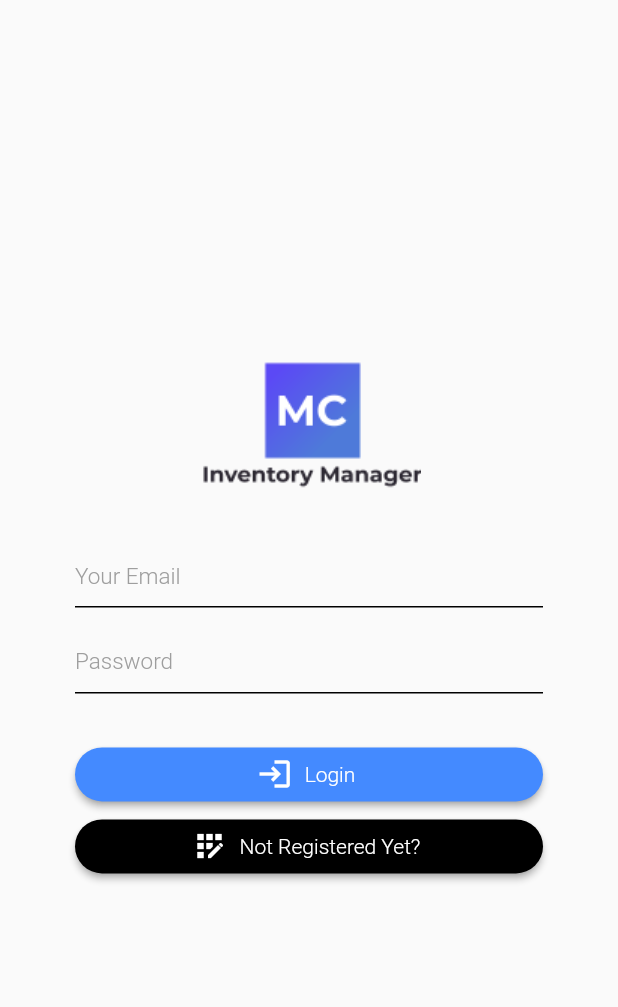
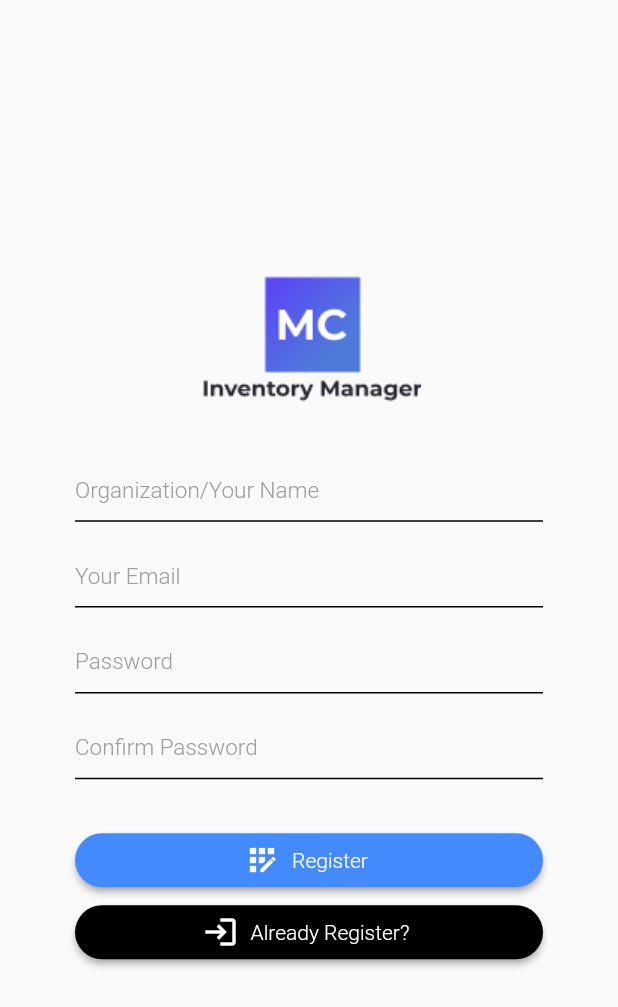
Before and after one commit to FS-Dev-Haus/mcmobapp, a Flutter app: the screen it shows after launch, after a tap on "Not Registered Yet?", on a phone screen of 412 x 824 dp. Shown: the top 1007 px of the screen. Run offline on Flutter 3.47's test engine with Material 2 defaults, Android fonts, the phone set to English and light mode, and no system bars; our stand-ins replace device_info, shared_preferences.

Commit message:
Design Register Page

```diff
--- a/lib/main.dart
+++ b/lib/main.dart
@@ -1,5 +1,5 @@
 import 'package:flutter/material.dart';
-import 'package:mcmobapp/pages/login.dart';
+import 'package:mcmobapp/pages/auth/login.dart';
 
 void main() {
   runApp(MyApp());
--- a/lib/pages/login.dart
+++ b/lib/pages/auth/login.dart
@@ -1,4 +1,5 @@
 import 'package:flutter/material.dart';
+import 'package:mcmobapp/pages/auth/register.dart';
 
 class LoginForm extends StatefulWidget {
   const LoginForm({ Key? key }) : super(key: key);
@@ -11,8 +12,14 @@ class _LoginFormState extends State<LoginForm> {
   final TextEditingController emailController = TextEditingController();
   final TextEditingController passwordController = TextEditingController();
 
-  submitLogin() {
+  void submitLogin() {
 
+  }
+
+  toRegister() {
+    Navigator.push(context, MaterialPageRoute(builder: (context) {
+      return RegisterForm();
+    }));
   }
 
   @override
@@ -105,7 +112,7 @@ class _LoginFormState extends State<LoginForm> {
             child: ConstrainedBox(
               constraints: BoxConstraints.tightFor(width: 500),
               child: ElevatedButton.icon(
-                onPressed: (){},
+                onPressed: toRegister,
                 label: Text('Not Registered Yet?'),
                 icon: Icon(Icons.app_registration),
                 style: ElevatedButton.styleFrom(
--- /dev/null
+++ b/lib/pages/auth/register.dart
@@ -0,0 +1,191 @@
+import 'package:flutter/material.dart';
+
+class RegisterForm extends StatefulWidget {
+  const RegisterForm({ Key? key }) : super(key: key);
+
+  @override
+  _RegisterFormState createState() => _RegisterFormState();
+}
+
+class _RegisterFormState extends State<RegisterForm> {
+  final TextEditingController nameController = TextEditingController();
+  final TextEditingController emailController = TextEditingController();
+  final TextEditingController passwordController = TextEditingController();
+
+  void submitRegister() {
+
+  }
+
+  void toLogin() {
+    Navigator.pop(context);
+  }
+
+  @override
+  Widget build(BuildContext context) {
+    return Scaffold(
+      body: Center(
+        child: SingleChildScrollView(
+          child: Column(
+            mainAxisSize: MainAxisSize.max,
+            mainAxisAlignment: MainAxisAlignment.center,
+            crossAxisAlignment: CrossAxisAlignment.center,
+            children: [
+              Container(
+                margin: EdgeInsets.only(left: 50, right: 50, bottom: 20),
+                child: Image.asset('assets/img/MClogo.png'),
+              ),
+              Container(
+                margin: EdgeInsets.only(left: 50, right: 50),
+                child: TextField(
+                  controller: nameController,
+                  textAlign: TextAlign.center,
+                  cursorHeight: 25,
+                  cursorColor: Colors.black,
+                  style: TextStyle(
+                    fontSize: 15,
+                    fontWeight: FontWeight.w300,
+                  ),
+                  decoration: InputDecoration(
+                    alignLabelWithHint: true,
+                    labelStyle: TextStyle(
+                      color: Colors.grey
+                    ),
+                    labelText: "Organization/Your Name",
+                    enabledBorder: UnderlineInputBorder(
+                      borderSide: BorderSide(color: Colors.black)
+                    ),
+                    focusedBorder: UnderlineInputBorder(
+                      borderSide: BorderSide(color: Colors.black)
+                    ),
+                  ),
+                ),
+              ),
+              Container(
+                margin: EdgeInsets.only(left: 50, right: 50),
+                child: TextField(
+                  controller: emailController,
+                  textAlign: TextAlign.center,
+                  cursorHeight: 25,
+                  cursorColor: Colors.black,
+                  style: TextStyle(
+                    fontSize: 15,
+                    fontWeight: FontWeight.w300,
+                  ),
+                  decoration: InputDecoration(
+                    alignLabelWithHint: true,
+                    labelStyle: TextStyle(
+                      color: Colors.grey
+                    ),
+                    labelText: "Your Email",
+                    enabledBorder: UnderlineInputBorder(
+                      borderSide: BorderSide(color: Colors.black)
+                    ),
+                    focusedBorder: UnderlineInputBorder(
+                      borderSide: BorderSide(color: Colors.black)
+                    ),
+                  ),
+                ),
+              ),
+              Container(
+                margin: EdgeInsets.only(left: 50, right: 50),
+                child: TextField(
+                  controller: passwordController,
+                  obscureText: true,
+                  textAlign: TextAlign.center,
+                  cursorHeight: 25,
+                  cursorColor: Colors.black,
+                  style: TextStyle(
+                    fontSize: 15,
+                    fontWeight: FontWeight.w300,
+                  ),
+                  decoration: InputDecoration(
+                    alignLabelWithHint: true,
+                    labelStyle: TextStyle(
+                      color: Colors.grey,
+                    ),
+                    labelText: "Password",
+                    enabledBorder: UnderlineInputBorder(
+                      borderSide: BorderSide(color: Colors.black)
+                    ),
+                    focusedBorder: UnderlineInputBorder(
+                      borderSide: BorderSide(color: Colors.black)
+                    ),
+                  ),
+                ),
+              ),
+              Container(
+                margin: EdgeInsets.only(left: 50, right: 50),
+                child: TextField(
+                  controller: passwordController,
+                  obscureText: true,
+                  textAlign: TextAlign.center,
+                  cursorHeight: 25,
+                  cursorColor: Colors.black,
+                  style: TextStyle(
+                    fontSize: 15,
+                    fontWeight: FontWeight.w300,
+                  ),
+                  decoration: InputDecoration(
+                    alignLabelWithHint: true,
+                    labelStyle: TextStyle(
+                      color: Colors.grey,
+                    ),
+                    labelText: "Confirm Password",
+                    enabledBorder: UnderlineInputBorder(
+                      borderSide: BorderSide(color: Colors.black)
+                    ),
+                    focusedBorder: UnderlineInputBorder(
+                      borderSide: BorderSide(color: Colors.black)
+                    ),
+                  ),
+                ),
+              ),
+              Container(
+                margin: EdgeInsets.only(left: 50, right: 50, top: 30),
+                child: ConstrainedBox(
+                  constraints: BoxConstraints.tightFor(width: 500),
+                  child: ElevatedButton.icon(
+                    onPressed: submitRegister,
+                    label: Text('Register'),
+                    icon: Icon(Icons.app_registration),
+                    style: ElevatedButton.styleFrom(
+                      primary: Colors.blueAccent,
+                      shadowColor: Colors.grey,
+                      shape: new RoundedRectangleBorder(
+                        borderRadius: BorderRadius.circular(20)
+                      ),
+                      textStyle: TextStyle(
+                        fontWeight: FontWeight.w300
+                      ),
+                    ),
+                  ),
+                )
+              ),
+              Container(
+                margin: EdgeInsets.only(left: 50, right: 50),
+                child: ConstrainedBox(
+                  constraints: BoxConstraints.tightFor(width: 500),
+                  child: ElevatedButton.icon(
+                    onPressed: toLogin,
+                    label: Text('Already Register?'),
+                    icon: Icon(Icons.login),
+                    style: ElevatedButton.styleFrom(
+                      primary: Colors.black,
+                      shadowColor: Colors.grey,
+                      shape: new RoundedRectangleBorder(
+                        borderRadius: BorderRadius.circular(20)
+                      ),
+                      textStyle: TextStyle(
+                        fontWeight: FontWeight.w300
+                      ),
+                    ),
+                  ),
+                )
+              ),
+            ],
+          ),
+        ),
+      ),
+    );
+  }
+}
```
Also changed, not shown: lib/pages/dashboard/dashboard.dart (added).
